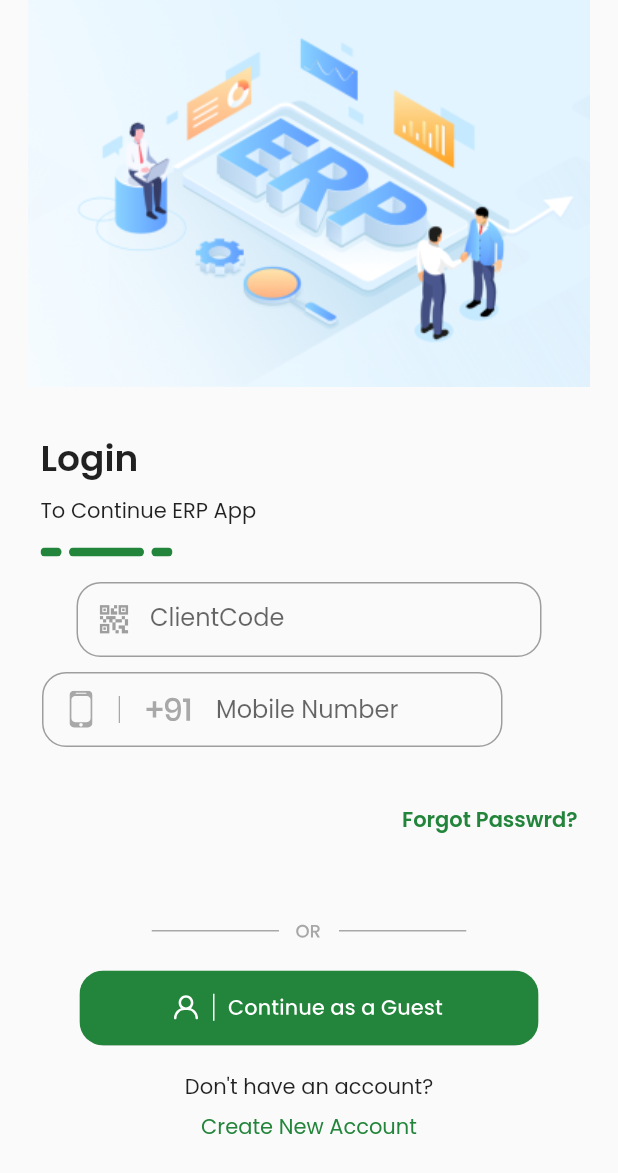
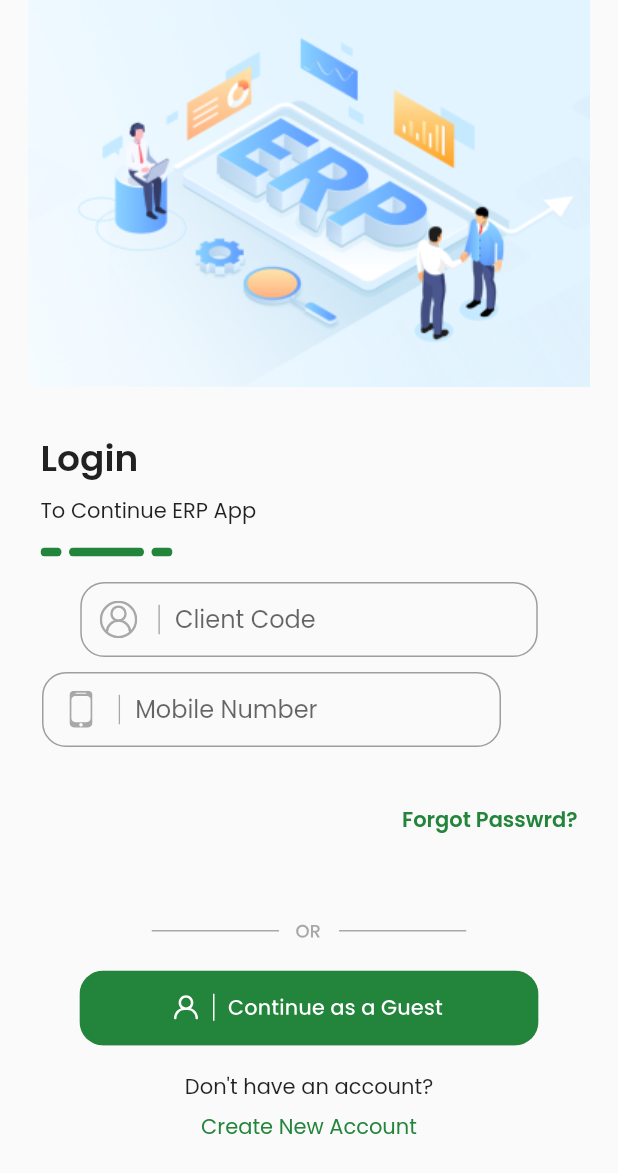
Before and after one commit to Vaibhavdvarpe/erp_app_1, a Flutter app: the screen it shows after launch, after a tap on "Get Started", on a phone screen of 412 x 824 dp. Shown: the top 1173 px of the screen. Run offline on Flutter 3.47's test engine with Material 2 defaults, Android fonts, the phone set to English and light mode, and no system bars; our stand-ins replace flutter_bloc, flutter_svg, get_storage, google_fonts, page_transition, rxdart; missing offline and left inert: flutter_exit_app; network calls fail.

Commit message:
Appbar updated

```diff
--- a/lib/pages_erp/change_password.dart
+++ b/lib/pages_erp/change_password.dart
@@ -2,10 +2,7 @@ import 'package:erp_app/bloc/change_pass_bloc/change_pass_bloc.dart';
 import 'package:erp_app/pages_erp/homepage.dart';
 import 'package:flutter/material.dart';
 import 'package:flutter_svg/flutter_svg.dart';
-import 'package:google_fonts/google_fonts.dart';
 import 'package:page_transition/page_transition.dart';
-
-import '../bloc/user_auth_bloc/authmodel.dart';
 
 class ChangePass extends StatefulWidget {
   const ChangePass({Key? key}) : super(key: key);
@@ -40,24 +37,18 @@ class _ChangePassState extends State<ChangePass> {
         //         child:
         Scaffold(
             appBar: AppBar(
-              backgroundColor: Colors.white,
+              leading: IconButton(
+                  onPressed: () => Navigator.of(context).pop(),
+                  icon: Icon(
+                    Icons.keyboard_arrow_left_sharp,
+                    size: 35,
+                  )),
+              iconTheme: IconThemeData(color: Color.fromRGBO(35, 133, 59, 1)),
+              backgroundColor: Color.fromARGB(255, 253, 249, 249),
               elevation: 0,
             ),
             body: SingleChildScrollView(
                 child: Column(children: [
-              // Padding(
-              //   padding:
-              //       const EdgeInsets.only(top: 22, left: 10, right: 264),
-              //   child: Row(
-              //     children: [
-              //       SvgPicture.asset(
-              //         "assets/svg/backbutton_svg.svg",
-              //         height: 42,
-              //         width: 85,
-              //       ),
-              //     ],
-              //   ),
-              // ),
               Row(
                 mainAxisAlignment: MainAxisAlignment.center,
                 children: [
--- a/lib/pages_erp/homepage.dart
+++ b/lib/pages_erp/homepage.dart
@@ -60,11 +60,10 @@ class _HomePageState extends State<HomePage> {
                       backgroundColor: MaterialStateProperty.all(
                           Color.fromRGBO(35, 133, 59, 1))),
                   child: const Text("LogOut"),
-
                   onPressed: () {
                     (logoutBloc.sinkData(token));
                     final snackBar = SnackBar(
-                      content: const Text('LOGOUT'),
+                      content: const Text('Logout...?'),
                       action: SnackBarAction(
                         label: 'Yes',
                         onPressed: () {
@@ -74,35 +73,8 @@ class _HomePageState extends State<HomePage> {
                     );
                     ScaffoldMessenger.of(context).showSnackBar(snackBar);
                   },
-
-                  // onPressed: () => {
-                  //       (logoutBloc.sinkData(token)),
-                  //       Navigator.pop(context, MyRoutes.LoginPageRoute),
-                  //     },
-                  // style: ButtonStyle(
-                  //     backgroundColor: MaterialStateProperty.all(
-                  //         Color.fromRGBO(35, 133, 59, 1))),
-                  // child: const Text("LogOut")
                 ));
               }),
-          // ElevatedButton(
-          //   onPressed: () {
-          //     final snackBar = SnackBar(
-          //       content: const Text('Yay! A SnackBar!'),
-          //       action: SnackBarAction(
-          //         label: 'Undo',
-          //         onPressed: () {
-          //           // Some code to undo the change.
-          //         },
-          //       ),
-          //     );
-
-          //     // Find the ScaffoldMessenger in the widget tree
-          //     // and use it to show a SnackBar.
-          //     ScaffoldMessenger.of(context).showSnackBar(snackBar);
-          //   },
-          //   child: const Text('Show SnackBar'),
-          // ),
         ],
       ),
     );
--- a/lib/pages_erp/loginpage.dart
+++ b/lib/pages_erp/loginpage.dart
@@ -81,38 +81,73 @@ class _LoginPageState extends State<LoginPage> {
                 padding: const EdgeInsets.only(top: 17),
                 child: Container(
                     height: 50,
-                  width: 310,
+                    width: 305,
                     decoration: BoxDecoration(
                         border: Border.all(color: Colors.grey),
                         borderRadius: BorderRadius.circular(16)),
-                  child: StreamBuilder(
+                    child: Row(
+                      children: [
+                        Padding(
+                          padding: const EdgeInsets.only(left: 12, right: 4),
+                          child: SvgPicture.asset(
+                            "assets/svg/userimage2.svg",
+                            height: 25,
+                          ),
+                        ),
+                        Padding(
+                          padding: const EdgeInsets.only(left: 10, right: 10),
+                          child: SvgPicture.asset(
+                            "assets/svg/vertical_line.svg",
+                            height: 20,
+                          ),
+                        ),
+                        StreamBuilder(
                             stream: checkUserBloc.streamData(),
                             builder: (BuildContext context,
                                 AsyncSnapshot<CheckUserModel> snapshot) {
-                        return TextField(
+                              return Column(
+                                children: [
+                                  Padding(
+                                    padding: const EdgeInsets.only(
+                                        top: 20, bottom: 7),
+                                    child: Container(
+                                        height: 21,
+                                        width: 190,
+                                        child: Padding(
+                                          padding: EdgeInsets.only(bottom: 1),
+                                          child: TextField(
                                             onChanged: (value) {
                                               clientcode = value;
                                             },
-                          // onSubmitted: (value) {
-                          //   checkUserBloc.sinkData(username, clientcode);
-                          //  otpStatus = snapshot.data!.value!.otp.toString();
-                          //  print(isOTP);
-                          // },
-                          obscureText: false,
                                             decoration: const InputDecoration(
-                            isDense: true,
-                            hintText: 'ClientCode',
+                                                contentPadding:
+                                                    EdgeInsets.only(bottom: 15),
                                                 border: InputBorder.none,
-                            prefixIcon: Icon(
-                              Icons.qr_code_2,
-                              color: Colors.grey,
-                              size: 25,
+                                                hintText: "Client Code"),
                                           ),
-                            contentPadding: EdgeInsets.fromLTRB(20, 10, 0, 5),
+                                        )),
                                   ),
+                                ],
                               );
                             }),
-                ),
+                        // StreamBuilder(
+                        //     stream: checkUserBloc.streamData(),
+                        //     builder: (BuildContext context,
+                        //         AsyncSnapshot<CheckUserModel> snapshot) {
+                        //       return TextField(
+                        //         onChanged: (value) {
+                        //           clientcode = value;
+                        //         },
+                        //         obscureText: false,
+                        //         decoration: const InputDecoration(
+                        //           isDense: true,
+                        //           hintText: 'Client Code',
+                        //           border: InputBorder.none,
+                        //         ),
+                        //       );
+                        //     }),
+                      ],
+                    )),
               ),
               Row(
                 children: [
@@ -120,7 +155,7 @@ class _LoginPageState extends State<LoginPage> {
                     padding: EdgeInsets.only(top: 10, left: 28, right: 5),
                     child: Container(
                       height: 50,
-                      width: 307,
+                      width: 306,
                       decoration: BoxDecoration(
                         border: Border.all(color: Colors.grey),
                         borderRadius: BorderRadius.circular(16),
@@ -136,19 +171,10 @@ class _LoginPageState extends State<LoginPage> {
                             ),
                           ),
                           Padding(
-                            padding: const EdgeInsets.only(
-                              left: 17,
-                            ),
+                            padding: const EdgeInsets.only(left: 17, right: 10),
                             child: SvgPicture.asset(
                               "assets/svg/vertical_line.svg",
-                              height: 18,
-                            ),
-                          ),
-                          Padding(
-                            padding: const EdgeInsets.only(left: 17, right: 17),
-                            child: SvgPicture.asset(
-                              "assets/svg/91.svg",
-                              height: 18,
+                              height: 20,
                             ),
                           ),
                           StreamBuilder(
```
Also changed, not shown: assets/svg/userimage2.svg (added). Lines whose indentation alone changed are shown as unchanged.
